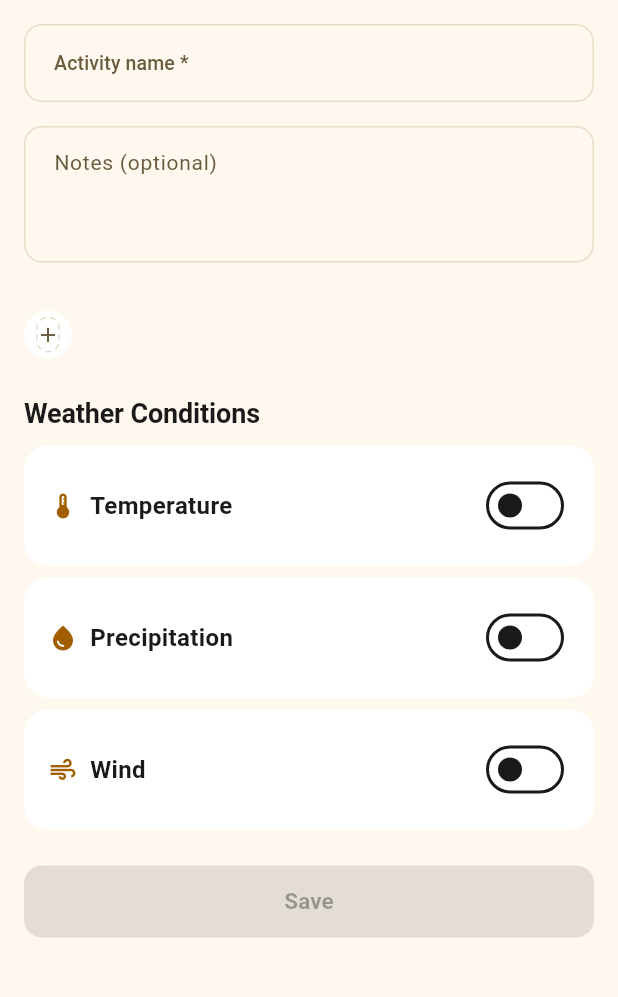
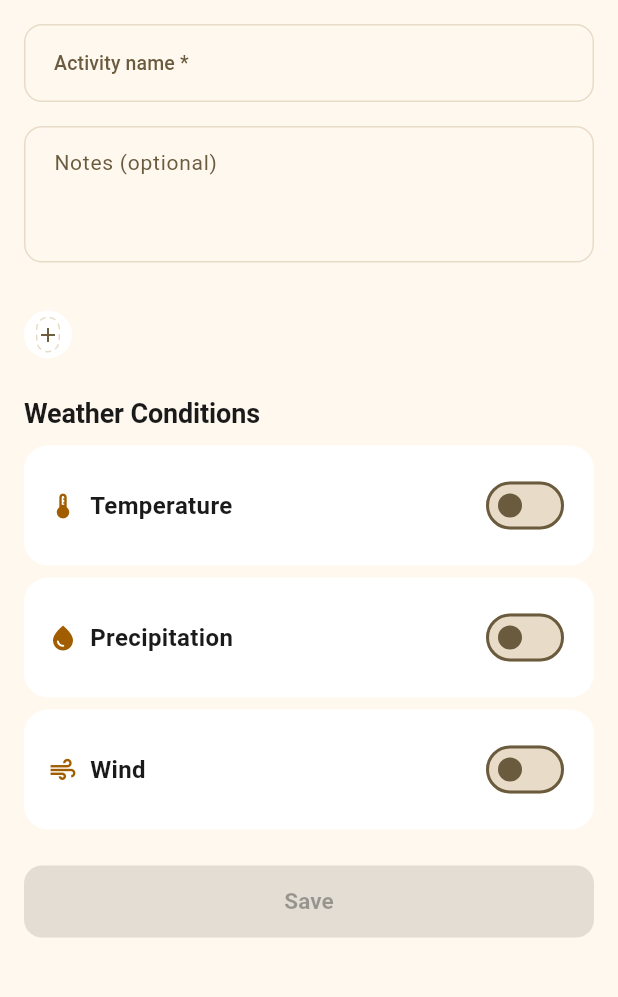
Before and after one commit to aayasso/outabout, a Flutter app: the ScheduleTab screen opened by its route, after a tap on the "add" icon, on a phone screen of 412 x 824 dp, the part 84-1081 px from its top. Run offline on Flutter 3.47's test engine with Material 3 defaults, Android fonts, the phone set to English and light mode, and no system bars; drawn by our look-alikes of flutter_animate; our stand-ins replace flutter_dotenv, flutter_riverpod, flutter_timezone, geocoding, geolocator, go_router and 5 more; missing offline and left inert: device_calendar_plus, home_widget, onesignal_flutter, weather_animation; accounts and stored records are empty; network calls fail.

Commit message:
Polish schedule visuals: clip, fade, moon, inputs, switches
A1: Add Clip.antiAlias to the schedule activity card Container so
the green match stripe follows the card's rounded corners instead of
protruding above them.

A3: Wrap the SafeArea's RefreshIndicator in a ShaderMask that fades
scroll content over OutAboutSpacing.md (16dp) at the top. The fade
height equals the list's top padding, so the Today card is fully
opaque at rest and content dissolves before the status bar when
scrolled.

A4: Extract moonGeometry() as a @visibleForTesting pure function.
The moon's y-coordinate is clamped so its top edge clears the top
safe-area inset plus OutAboutSpacing.xs breathing room. With
topInset 0 the position is unchanged (no regression on non-notched
devices). NightSky now accepts topInset, forwarded from
MediaQuery.padding.top at the call site.

A5: Remove explicit UnderlineInputBorder overrides from the Edit
Activity screen's name and notes fields. Both screens now inherit
the theme's OutlineInputBorder.

A7: Add SwitchThemeData to outAboutTheme() with off-state
trackOutlineColor and thumbColor set to colors.textSecondary. The
off-state clears WCAG 3:1 contrast against cardBackground on all
five weather themes (5.47:1 to 6.58:1). Remove the now-redundant
explicit active colors from the condition profile Switch.

Co-Authored-By: Claude Opus 4.6 (1M context) <noreply@anthropic.com>

```diff
--- a/lib/core/theme.dart
+++ b/lib/core/theme.dart
@@ -441,6 +441,27 @@ ThemeData outAboutTheme([WeatherTheme weatherTheme = WeatherTheme.sunny]) {
       thickness: 1,
       space: 0,
     ),
+    switchTheme: SwitchThemeData(
+      thumbColor: WidgetStateProperty.resolveWith((states) {
+        if (states.contains(WidgetState.selected)) {
+          return colors.onPrimary;
+        }
+        return colors.textSecondary;
+      }),
+      trackColor: WidgetStateProperty.resolveWith((states) {
+        if (states.contains(WidgetState.selected)) {
+          return colors.primary;
+        }
+        return colors.divider;
+      }),
+      trackOutlineColor:
+          WidgetStateProperty.resolveWith((states) {
+        if (states.contains(WidgetState.selected)) {
+          return Colors.transparent;
+        }
+        return colors.textSecondary;
+      }),
+    ),
     bottomNavigationBarTheme: BottomNavigationBarThemeData(
       backgroundColor: colors.surface,
       selectedItemColor: colors.primaryInteractive,
--- a/lib/features/home/tabs/schedule_tab.dart
+++ b/lib/features/home/tabs/schedule_tab.dart
@@ -235,7 +235,22 @@ class _ScheduleTabState extends ConsumerState<ScheduleTab> {
           const Positioned.fill(child: WeatherSceneBackground()),
           SafeArea(
             bottom: false,
-            child: RefreshIndicator(
+            child: ShaderMask(
+              shaderCallback: (bounds) {
+                final fadeStop =
+                    OutAboutSpacing.md / bounds.height;
+                return LinearGradient(
+                  begin: Alignment.topCenter,
+                  end: Alignment.bottomCenter,
+                  stops: [0, fadeStop],
+                  colors: const [
+                    Colors.transparent,
+                    Colors.white,
+                  ],
+                ).createShader(bounds);
+              },
+              blendMode: BlendMode.dstIn,
+              child: RefreshIndicator(
               color: colors.primaryInteractive,
               backgroundColor: colors.surface,
               onRefresh: _onRefresh,
@@ -275,6 +290,7 @@ class _ScheduleTabState extends ConsumerState<ScheduleTab> {
                   temperatureUnit: temperatureUnit,
                 );
               },
+            ),
             ),
           ),
           ),
@@ -710,6 +726,7 @@ class _ScheduleActivityCard extends ConsumerWidget {
             excludeFromSemantics: true,
             onTap: openDetail,
             child: Container(
+              clipBehavior: Clip.antiAlias,
               constraints: const BoxConstraints(minHeight: 48),
               decoration: BoxDecoration(
                 color: colors.cardBackground.withValues(
--- a/lib/features/shared/condition_profile_form.dart
+++ b/lib/features/shared/condition_profile_form.dart
@@ -67,8 +67,6 @@ class ConditionSection extends ConsumerWidget {
                 // language.
                 Switch(
                   value: enabled,
-                  activeTrackColor: colors.primary,
-                  activeThumbColor: colors.onPrimary,
                   onChanged: (value) {
                     OutAboutHaptics.onConditionToggle();
                     onToggled(value);
--- a/lib/features/weather_scene/weather_scene_background.dart
+++ b/lib/features/weather_scene/weather_scene_background.dart
@@ -281,7 +281,10 @@ class _NightScene extends StatelessWidget {
     return Stack(
       fit: StackFit.expand,
       children: [
-        NightSky(colors: colors),
+        NightSky(
+          colors: colors,
+          topInset: MediaQuery.of(context).padding.top,
+        ),
         _CloudBank(spec: spec, colors: colors, size: size, alpha: 0.16),
       ],
     );
```
Also changed, not shown: lib/features/activity_detail/activity_detail_screen.dart (+0 -14 lines), lib/features/weather_scene/night_sky.dart (+36 -4 lines), 4 other files.
